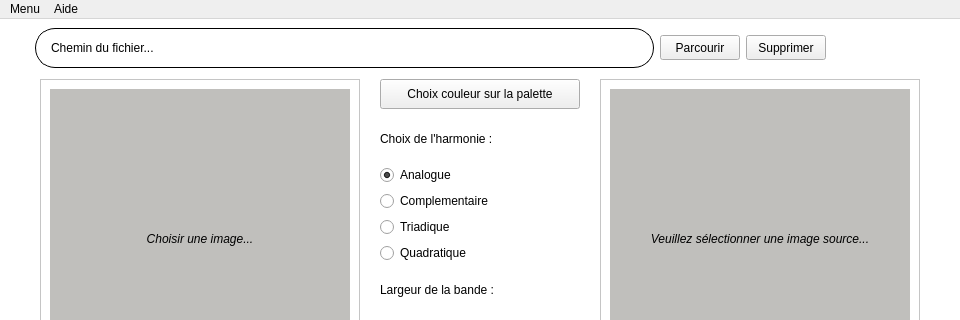
Before: the Qt Designer form HarmonieDesCouleurs/HarmonieDesCouleurs/harmoniedescouleurs.ui in thibaultodor/HarmonieDesCouleurs_ProjetImage, drawn with Qt 5; both pictures show x 0 to 960 and y 0 to 320 of the 960 by 540 pixel window.
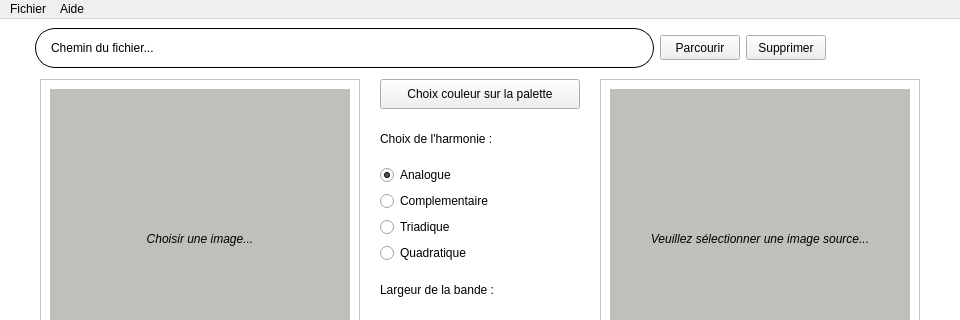
After: the same form once the commit is applied. Icons and pictures are not drawn.

The edit to the form file:
```diff
--- a/HarmonieDesCouleurs/HarmonieDesCouleurs/harmoniedescouleurs.ui
+++ b/HarmonieDesCouleurs/HarmonieDesCouleurs/harmoniedescouleurs.ui
@@ -16,6 +16,12 @@
     <height>540</height>
    </size>
   </property>
+  <property name="maximumSize">
+   <size>
+    <width>960</width>
+    <height>540</height>
+   </size>
+  </property>
   <property name="sizeIncrement">
    <size>
     <width>0</width>
@@ -666,7 +672,7 @@
    </property>
    <widget class="QMenu" name="menuMenu">
     <property name="title">
-     <string>Menu</string>
+     <string>Fichier</string>
     </property>
     <addaction name="actionParcourir"/>
     <addaction name="actionSupprimer"/>
```
Left out of the diff: 40 changed lines with no effect on the pictures.
